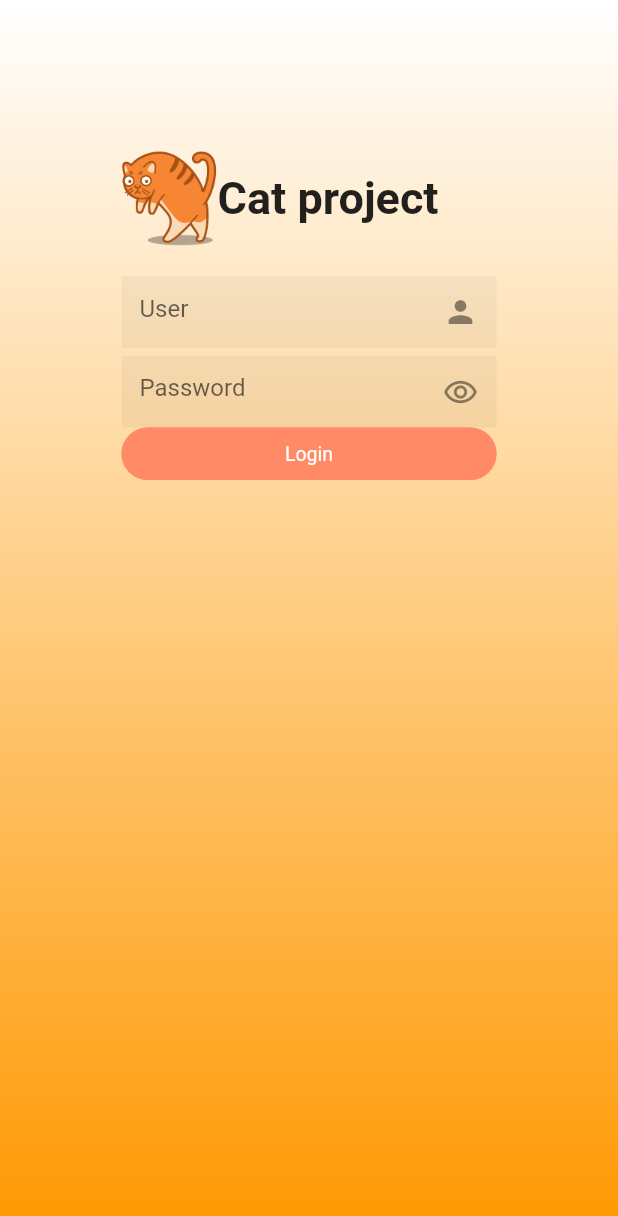
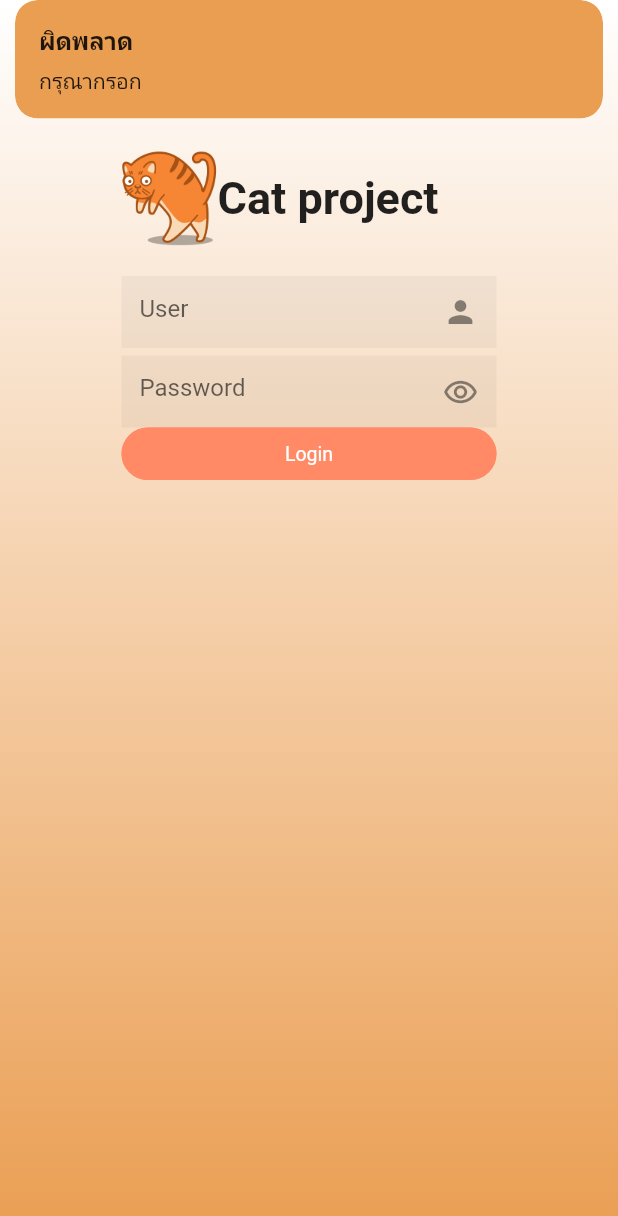
Before and after one commit to Naphapen/CatFlutter, a Flutter app: the screen it shows after launch, after a tap on "Login", on a phone screen of 412 x 824 dp. Shown: the top 1216 px of the screen. Run offline on Flutter 3.47's test engine with Material 2 defaults, Android fonts, the phone set to English and light mode, and no system bars; drawn by our look-alikes of getwidget; our stand-ins replace get.

Commit message:
finish 71066

```diff
--- a/lib/main.dart
+++ b/lib/main.dart
@@ -1,8 +1,11 @@
+import 'dart:io';
+
 import 'package:flutter/material.dart';
 import 'package:get/get.dart';
 import 'package:ielproject/states/authen.dart';
 
 void main() {
+  HttpOverrides.global = MyHttpOverride();
   runApp(MyApp());
 }
 
@@ -16,3 +19,11 @@ class MyApp extends StatelessWidget {
     );
   }
 }
+
+class MyHttpOverride extends HttpOverrides {
+  @override
+  HttpClient createHttpClient(SecurityContext? context) {
+    return super.createHttpClient(context)
+      ..badCertificateCallback = (cert, host, port) => true;
+  }
+}
--- a/lib/states/authen.dart
+++ b/lib/states/authen.dart
@@ -4,6 +4,8 @@ import 'package:getwidget/shape/gf_button_shape.dart';
 import 'package:getwidget/types/gf_button_type.dart';
 import 'package:ielproject/utility/app_constant.dart';
 import 'package:ielproject/utility/app_controller.dart';
+import 'package:ielproject/utility/app_service.dart';
+import 'package:ielproject/utility/app_snackbar.dart';
 import 'package:ielproject/widgets/widget_button.dart';
 import 'package:ielproject/widgets/widget_form.dart';
 import 'package:ielproject/widgets/widget_icon_button.dart';
@@ -19,6 +21,9 @@ class Authen extends StatefulWidget {
 
 class _AuthenState extends State<Authen> {
   AppController appController = Get.put(AppController());
+
+  TextEditingController userController = TextEditingController();
+  TextEditingController passwordController = TextEditingController();
 
   @override
   Widget build(BuildContext context) {
@@ -40,8 +45,9 @@ class _AuthenState extends State<Authen> {
                         const SizedBox(height: 100),
                         displayLogoAppName(),
                         const SizedBox(height: 20),
-                        const WidgetForm(
+                        WidgetForm(
                           hint: "User",
+                          textEditingController: userController,
                           suffixIcon: Icon(Icons.person),
                         ),
                         const SizedBox(height: 5),
@@ -50,7 +56,25 @@ class _AuthenState extends State<Authen> {
                             width: 250,
                             child: WidgetButton(
                                 label: "Login",
-                                pressFun: () {},
+                                pressFun: () {
+                                  if ((userController.text.isEmpty) ||
+                                      (passwordController.text.isEmpty)) {
+                                    //Have space
+                                    AppSnackBar(
+                                            message: "กรุณากรอก",
+                                            title: "ผิดพลาด")
+                                        .errorSnackbar();
+                                  } else {
+                                    //Have space
+                                    AppSnackBar(
+                                            message: "ล็อกอินสำเร็จ",
+                                            title: "ผ่าน")
+                                        .normalSnackbar();
+                                    AppService().checkAuthen(
+                                        uers: userController.text,
+                                        password: passwordController.text);
+                                  }
+                                },
                                 gfButtonShape: GFButtonShape.pills,
                                 gfButtonType: GFButtonType.solid,
                                 color: Colors.deepOrange.shade300))
@@ -70,6 +94,7 @@ class _AuthenState extends State<Authen> {
     return Obx(() {
       return WidgetForm(
         hint: "Password",
+        textEditingController: passwordController,
         obscureText: appController.redEye.value,
         suffixIcon: WidgetIconButton(
           iconData: appController.redEye.value
--- a/lib/utility/app_constant.dart
+++ b/lib/utility/app_constant.dart
@@ -3,7 +3,7 @@ import 'package:flutter/material.dart';
 class AppConstant {
   // field
   static String appName = "Cat project";
-  static Color bgColor = Colors.orange;
+  static Color bgColor = Color.fromARGB(255, 234, 158, 82);
 
   //method it's group
 
--- /dev/null
+++ b/lib/utility/app_service.dart
@@ -0,0 +1,3 @@
+class AppService {
+  void checkAuthen({required String uers, required String password}) {}
+}
--- /dev/null
+++ b/lib/utility/app_snackbar.dart
@@ -0,0 +1,26 @@
+// ignore_for_file: public_member_api_docs, sort_constructors_first
+import 'dart:convert';
+
+import 'package:flutter/material.dart';
+import 'package:get/get.dart';
+import 'package:ielproject/utility/app_constant.dart';
+
+class AppSnackBar {
+  final String title;
+  final String message;
+  AppSnackBar({
+    required this.title,
+    required this.message,
+  });
+
+  void normalSnackbar() {
+    Get.snackbar(title, message, snackPosition: SnackPosition.BOTTOM);
+  }
+
+  void errorSnackbar() {
+    Get.snackbar(title, message,
+        backgroundColor: AppConstant.bgColor,
+        colorText: Colors.black87,
+        duration: Duration(seconds: 5));
+  }
+}
--- a/lib/widgets/widget_form.dart
+++ b/lib/widgets/widget_form.dart
@@ -7,14 +7,17 @@ class WidgetForm extends StatelessWidget {
     this.hint,
     this.suffixIcon,
     this.obscureText,
+    this.textEditingController,
   }) : super(key: key);
 
   final String? hint;
   final Widget? suffixIcon;
   final bool? obscureText;
+  final TextEditingController? textEditingController;
   @override
   Widget build(BuildContext context) {
     return TextFormField(
+      controller: textEditingController,
       obscureText: obscureText ?? false,
       decoration: InputDecoration(
           filled: true,
```
